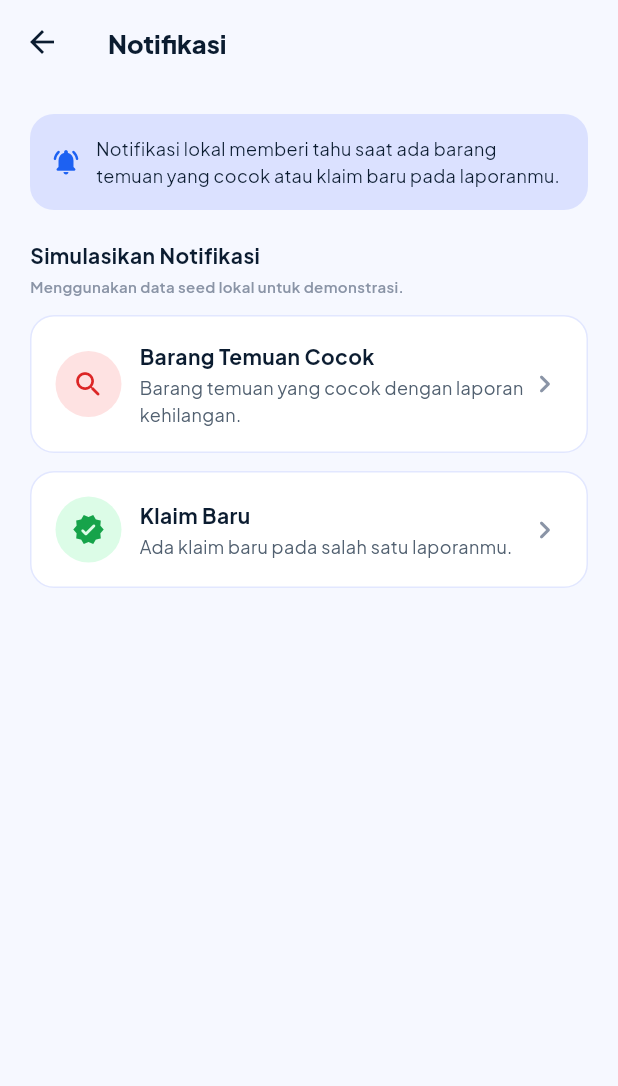
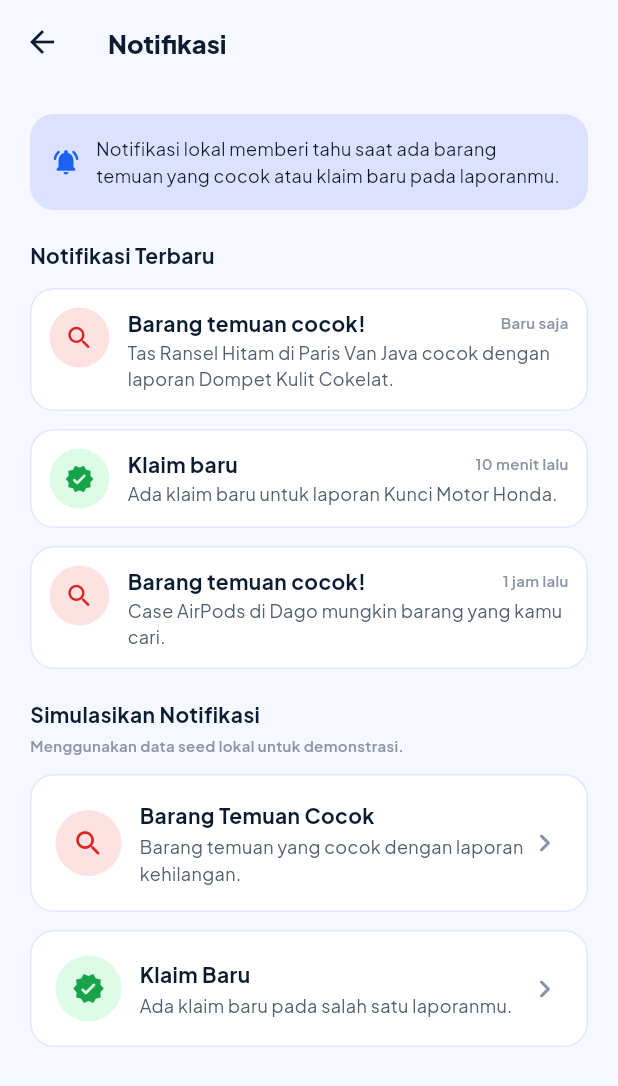
Before and after one commit to Adityabeckham/FoundItApps, a Flutter app: the NotificationsScreen screen opened by its route, on a phone screen of 412 x 824 dp. Shown: the top 1086 px of the screen. Run offline on Flutter 3.47's test engine with Material 3 defaults, Android fonts, the phone set to English and light mode, and no system bars; our stand-ins replace cloud_firestore, firebase_auth, firebase_core, firebase_storage, flutter_local_notifications, flutter_map and 4 more; accounts and stored records are empty.

Commit message:
feat(seed): 10 Bandung reports + 3 sample notifications (#14)

```diff
--- a/lib/screens/notifications_screen.dart
+++ b/lib/screens/notifications_screen.dart
@@ -59,6 +59,42 @@ class NotificationsScreen extends StatelessWidget {
             ),
           ),
           const SizedBox(height: AppSpacing.s20),
+          Text('Notifikasi Terbaru', style: AppTextStyles.titleM14),
+          const SizedBox(height: AppSpacing.s12),
+          _sampleTile(
+            context,
+            itemId: 'item_04',
+            title: 'Barang temuan cocok!',
+            message: 'Tas Ransel Hitam di Paris Van Java cocok dengan laporan '
+                'Dompet Kulit Cokelat.',
+            time: 'Baru saja',
+            icon: Icons.search_rounded,
+            color: AppColors.error,
+            background: AppColors.errorBg,
+          ),
+          const SizedBox(height: AppSpacing.s12),
+          _sampleTile(
+            context,
+            itemId: 'item_02',
+            title: 'Klaim baru',
+            message: 'Ada klaim baru untuk laporan Kunci Motor Honda.',
+            time: '10 menit lalu',
+            icon: Icons.verified_rounded,
+            color: AppColors.success,
+            background: AppColors.successBg,
+          ),
+          const SizedBox(height: AppSpacing.s12),
+          _sampleTile(
+            context,
+            itemId: 'item_05',
+            title: 'Barang temuan cocok!',
+            message: 'Case AirPods di Dago mungkin barang yang kamu cari.',
+            time: '1 jam lalu',
+            icon: Icons.search_rounded,
+            color: AppColors.error,
+            background: AppColors.errorBg,
+          ),
+          const SizedBox(height: AppSpacing.s20),
           Text('Simulasikan Notifikasi', style: AppTextStyles.titleM14),
           const SizedBox(height: AppSpacing.s4),
           Text(
@@ -96,6 +132,78 @@ class NotificationsScreen extends StatelessWidget {
             ),
           ],
         ],
+      ),
+    );
+  }
+
+  Widget _sampleTile(
+    BuildContext context, {
+    required String itemId,
+    required String title,
+    required String message,
+    required String time,
+    required IconData icon,
+    required Color color,
+    required Color background,
+  }) {
+    return GestureDetector(
+      onTap: () {
+        final ItemReport item = dummyReports.firstWhere(
+          (ItemReport r) => r.id == itemId,
+          orElse: () => dummyReports.first,
+        );
+        Navigator.pushNamed(context, '/detail', arguments: item);
+      },
+      child: Container(
+        padding: const EdgeInsets.all(AppSpacing.s12),
+        decoration: BoxDecoration(
+          color: AppColors.bgSurface,
+          borderRadius: AppRadius.lgAll,
+          border: Border.all(color: AppColors.border),
+        ),
+        child: Row(
+          crossAxisAlignment: CrossAxisAlignment.start,
+          children: [
+            Container(
+              width: 40,
+              height: 40,
+              decoration: BoxDecoration(
+                color: background,
+                shape: BoxShape.circle,
+              ),
+              child: Icon(icon, color: color, size: 20),
+            ),
+            const SizedBox(width: AppSpacing.s12),
+            Expanded(
+              child: Column(
+                crossAxisAlignment: CrossAxisAlignment.start,
+                children: [
+                  Row(
+                    children: [
+                      Expanded(
+                        child: Text(title, style: AppTextStyles.titleM14),
+                      ),
+                      Text(
+                        time,
+                        style: AppTextStyles.caption10.copyWith(
+                          color: AppColors.textMuted,
+                        ),
+                      ),
+                    ],
+                  ),
+                  const SizedBox(height: 2),
+                  Text(
+                    message,
+                    style: AppTextStyles.bodyS12.copyWith(
+                      color: AppColors.textSecondary,
+                      height: 1.4,
+                    ),
+                  ),
+                ],
+              ),
+            ),
+          ],
+        ),
       ),
     );
   }
```
Also changed, not shown: 1 other file.
